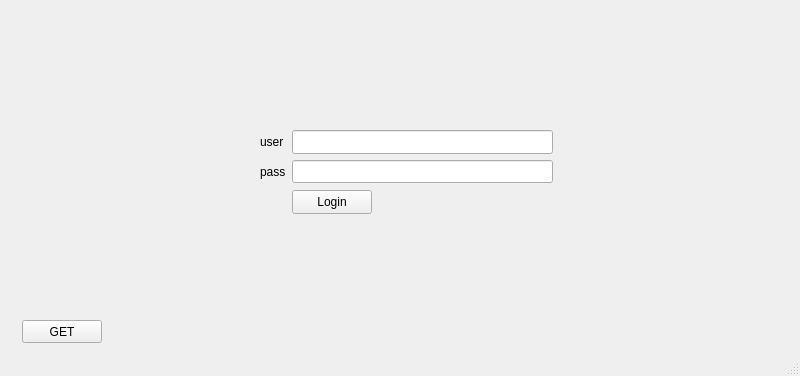
First picture: the form in pds_cal.ui, repository Jockbaia/pds_cal, before the edit.
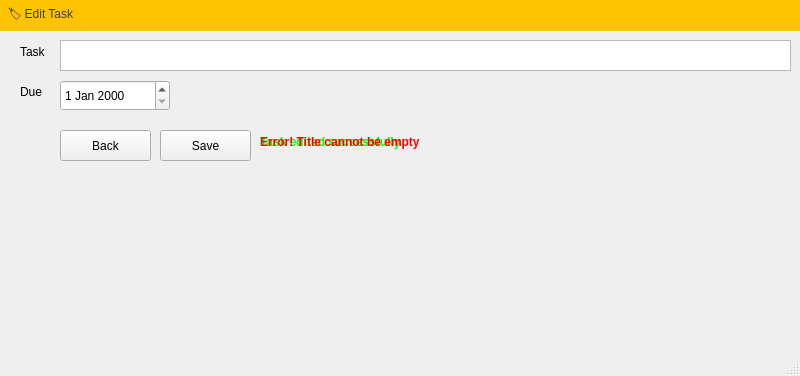
Second picture: the form after the edit. The open tabs and pages were chosen to show the change.

Commit message: TODO + login + various tweaks

```diff
--- a/pds_cal.ui
+++ b/pds_cal.ui
@@ -36,7 +36,7 @@
      </rect>
     </property>
     <property name="currentIndex">
-     <number>1</number>
+     <number>0</number>
     </property>
     <widget class="QWidget" name="page">
      <widget class="QLineEdit" name="password_login">
@@ -61,7 +61,7 @@
         <x>292</x>
         <y>190</y>
         <width>80</width>
-        <height>24</height>
+        <height>31</height>
        </rect>
       </property>
       <property name="text">
@@ -103,10 +103,10 @@
      <widget class="QPushButton" name="getButton">
       <property name="geometry">
        <rect>
-        <x>22</x>
+        <x>710</x>
         <y>320</y>
         <width>80</width>
-        <height>23</height>
+        <height>30</height>
        </rect>
       </property>
       <property name="text">
@@ -126,6 +126,44 @@
        <string>user</string>
       </property>
      </widget>
+     <widget class="QLabel" name="todoLabel_6">
+      <property name="geometry">
+       <rect>
+        <x>0</x>
+        <y>0</y>
+        <width>801</width>
+        <height>31</height>
+       </rect>
+      </property>
+      <property name="styleSheet">
+       <string notr="true">background-color: #b33b3b;
+color: rgb(255, 255, 255);
+font: 700 9pt &quot;Segoe UI&quot;;
+padding-left: 5px;</string>
+      </property>
+      <property name="text">
+       <string>📅 Welcome back</string>
+      </property>
+     </widget>
+     <widget class="QLabel" name="loading_start">
+      <property name="geometry">
+       <rect>
+        <x>370</x>
+        <y>190</y>
+        <width>251</width>
+        <height>31</height>
+       </rect>
+      </property>
+      <property name="styleSheet">
+       <string notr="true">
+color: black;
+font: 700 13px &quot;Segoe UI&quot;;
+padding-left: 5px;</string>
+      </property>
+      <property name="text">
+       <string>⌛ Loading, please wait...</string>
+      </property>
+     </widget>
     </widget>
     <widget class="QWidget" name="page_2">
      <widget class="QTabWidget" name="tabWidget">
@@ -138,7 +176,7 @@
        </rect>
       </property>
       <property name="currentIndex">
-       <number>2</number>
+       <number>0</number>
       </property>
       <widget class="QWidget" name="Calendario">
        <attribute name="title">
@@ -325,6 +363,35 @@
          </rect>
         </property>
        </widget>
+       <widget class="QPushButton" name="editTodoButton">
+        <property name="geometry">
+         <rect>
+          <x>470</x>
+          <y>280</y>
+          <width>151</width>
+          <height>24</height>
+         </rect>
+        </property>
+        <property name="text">
+         <string>Edit selected task</string>
+        </property>
+       </widget>
+       <widget class="QLabel" name="error_TODO_create">
+        <property name="enabled">
+         <bool>false</bool>
+        </property>
+        <property name="geometry">
+         <rect>
+          <x>360</x>
+          <y>280</y>
+          <width>101</width>
+          <height>24</height>
+         </rect>
+        </property>
+        <property name="text">
+         <string>&lt;html&gt;&lt;head/&gt;&lt;body&gt;&lt;p&gt;&lt;span style=&quot; font-weight:700; color:#ff0000;&quot;&gt;Error! Invalid title&lt;/span&gt;&lt;/p&gt;&lt;/body&gt;&lt;/html&gt;</string>
+        </property>
+       </widget>
       </widget>
       <widget class="QWidget" name="Inserisci">
        <attribute name="title">
@@ -538,6 +605,46 @@
       </widget>
      </widget>
     </widget>
+    <widget class="QWidget" name="page_6">
+     <widget class="QLabel" name="todoLabel_7">
+      <property name="geometry">
+       <rect>
+        <x>250</x>
+        <y>120</y>
+        <width>251</width>
+        <height>131</height>
+       </rect>
+      </property>
+      <property name="styleSheet">
+       <string notr="true">
+color: rgb(255, 255, 255);
+font: 700 20px &quot;Segoe UI&quot;;
+padding-left: 5px;</string>
+      </property>
+      <property name="text">
+       <string>⌛ Loading, please wait...</string>
+      </property>
+     </widget>
+     <widget class="QLabel" name="todoLabel_8">
+      <property name="geometry">
+       <rect>
+        <x>0</x>
+        <y>0</y>
+        <width>801</width>
+        <height>31</height>
+       </rect>
+      </property>
+      <property name="styleSheet">
+       <string notr="true">background-color: #b33b3b;
+color: rgb(255, 255, 255);
+font: 700 9pt &quot;Segoe UI&quot;;
+padding-left: 5px;</string>
+      </property>
+      <property name="text">
+       <string>📅 Welcome back</string>
+      </property>
+     </widget>
+    </widget>
     <widget class="QWidget" name="page_3">
      <widget class="QWidget" name="widget" native="true">
       <property name="geometry">
@@ -858,6 +965,131 @@
       </widget>
      </widget>
     </widget>
+    <widget class="QWidget" name="page_5">
+     <widget class="QDateEdit" name="dateTODOedit">
+      <property name="geometry">
+       <rect>
+        <x>60</x>
+        <y>80</y>
+        <width>110</width>
+        <height>31</height>
+       </rect>
+      </property>
+     </widget>
+     <widget class="QPushButton" name="backTODOedit">
+      <property name="geometry">
+       <rect>
+        <x>60</x>
+        <y>130</y>
+        <width>91</width>
+        <height>31</height>
+       </rect>
+      </property>
+      <property name="text">
+       <string>Back</string>
+      </property>
+     </widget>
+     <widget class="QTextEdit" name="textTODOedit">
+      <property name="geometry">
+       <rect>
+        <x>60</x>
+        <y>40</y>
+        <width>731</width>
+        <height>31</height>
+       </rect>
+      </property>
+     </widget>
+     <widget class="QLabel" name="label_8">
+      <property name="geometry">
+       <rect>
+        <x>20</x>
+        <y>40</y>
+        <width>26</width>
+        <height>24</height>
+       </rect>
+      </property>
+      <property name="text">
+       <string>Task</string>
+      </property>
+     </widget>
+     <widget class="QLabel" name="label_9">
+      <property name="geometry">
+       <rect>
+        <x>20</x>
+        <y>80</y>
+        <width>26</width>
+        <height>24</height>
+       </rect>
+      </property>
+      <property name="text">
+       <string>Due</string>
+      </property>
+     </widget>
+     <widget class="QPushButton" name="backSAVEedit">
+      <property name="geometry">
+       <rect>
+        <x>160</x>
+        <y>130</y>
+        <width>91</width>
+        <height>31</height>
+       </rect>
+      </property>
+      <property name="text">
+       <string>Save</string>
+      </property>
+     </widget>
+     <widget class="QLabel" name="todoLabel_4">
+      <property name="geometry">
+       <rect>
+        <x>0</x>
+        <y>0</y>
+        <width>801</width>
+        <height>31</height>
+       </rect>
+      </property>
+      <property name="styleSheet">
+       <string notr="true">background-color: rgb(255, 195, 0);
+color: rgb(63, 63, 39);
+font: 700 9pt &quot;Segoe UI&quot;;
+padding-left: 5px;</string>
+      </property>
+      <property name="text">
+       <string>🏷️ Edit Task</string>
+      </property>
+     </widget>
+     <widget class="QLabel" name="success_TODO_edit">
+      <property name="enabled">
+       <bool>false</bool>
+      </property>
+      <property name="geometry">
+       <rect>
+        <x>260</x>
+        <y>130</y>
+        <width>251</width>
+        <height>24</height>
+       </rect>
+      </property>
+      <property name="text">
+       <string>&lt;html&gt;&lt;head/&gt;&lt;body&gt;&lt;p&gt;&lt;span style=&quot; font-weight:700; color:#00ff00;&quot;&gt;Task edited successfully&lt;/span&gt;&lt;/p&gt;&lt;/body&gt;&lt;/html&gt;</string>
+      </property>
+     </widget>
+     <widget class="QLabel" name="error_TODO_edit">
+      <property name="enabled">
+       <bool>false</bool>
+      </property>
+      <property name="geometry">
+       <rect>
+        <x>260</x>
+        <y>130</y>
+        <width>251</width>
+        <height>24</height>
+       </rect>
+      </property>
+      <property name="text">
+       <string>&lt;html&gt;&lt;head/&gt;&lt;body&gt;&lt;p&gt;&lt;span style=&quot; font-weight:700; color:#ff0000;&quot;&gt;Error! Title cannot be empty&lt;/span&gt;&lt;/p&gt;&lt;/body&gt;&lt;/html&gt;</string>
+      </property>
+     </widget>
+    </widget>
    </widget>
   </widget>
   <widget class="QStatusBar" name="statusbar"/>
```
The commit also changes 3 other files.
